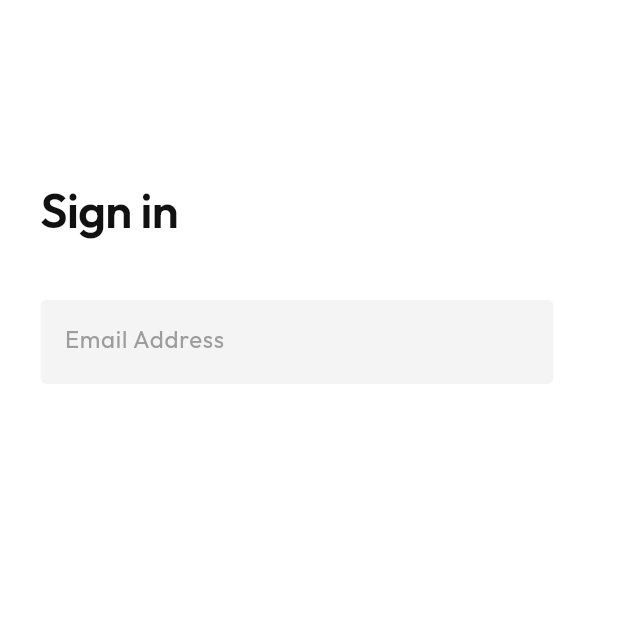
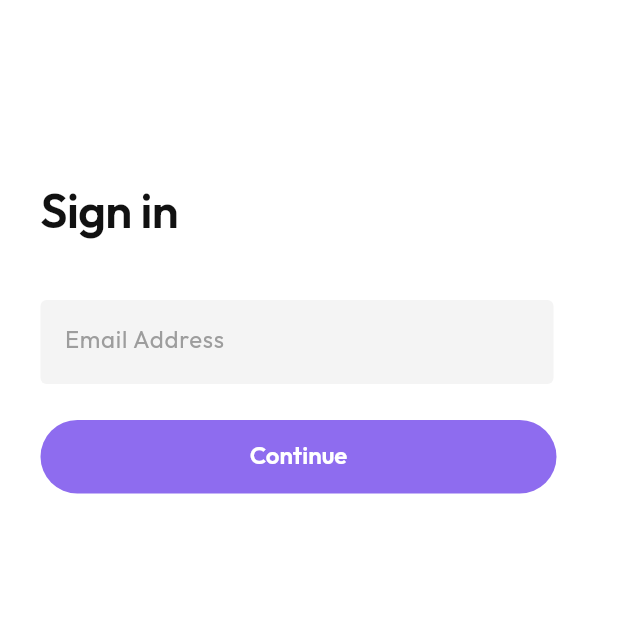
Before and after one commit to kurachix/componentesflutter, a Flutter app: the screen it shows after launch, on a phone screen of 412 x 824 dp, the top half of it. Run offline on Flutter 3.47's test engine with Material 3 defaults, Android fonts, the phone set to English and light mode, and no system bars; our stand-ins replace device_preview, google_fonts.

Commit message:
Add BotaoPadrao widget and integrate it into HomeScreen

```diff
--- a/lib/main.dart
+++ b/lib/main.dart
@@ -4,6 +4,7 @@
 
 import 'widgets/texto_superior.dart';
 import 'widgets/campo_formulario.dart';
+import 'widgets/botao_padrao.dart';
 
 void main() {
   runApp(
@@ -35,7 +36,7 @@
 
   @override
   Widget build(BuildContext context) {
-    return const Scaffold(
+    return Scaffold(
       backgroundColor: Colors.white,
       body: Stack(
         children: [
@@ -45,6 +46,14 @@
             left: 27,
             child: CampoFormulario(hintText: 'Email Address'),
           ),
+          Positioned(
+            top: 280,
+            left: 27,
+            child: BotaoPadrao(
+              text: 'Continue',
+              onPressed: () {},
+            ),
+          ),
         ],
       ),
     );
--- /dev/null
+++ b/lib/widgets/botao_padrao.dart
@@ -0,0 +1,47 @@
+import 'package:flutter/material.dart';
+import 'package:google_fonts/google_fonts.dart';
+
+class BotaoPadrao extends StatelessWidget {
+  const BotaoPadrao({
+    super.key,
+    required this.text,
+    required this.onPressed,
+    this.width = 344,
+    this.height = 49,
+    this.backgroundColor = const Color(0xFF8E6CEF),
+    this.textColor = Colors.white,
+  });
+
+  final String text;
+  final VoidCallback onPressed;
+  final double width;
+  final double height;
+  final Color backgroundColor;
+  final Color textColor;
+
+  @override
+  Widget build(BuildContext context) {
+    return SizedBox(
+      width: width,
+      height: height,
+      child: ElevatedButton(
+        onPressed: onPressed,
+        style: ElevatedButton.styleFrom(
+          backgroundColor: backgroundColor,
+          foregroundColor: textColor,
+          elevation: 0,
+          padding: const EdgeInsets.symmetric(horizontal: 48.6, vertical: 11),
+          shape: RoundedRectangleBorder(
+            borderRadius: BorderRadius.circular(100),
+          ),
+          textStyle: GoogleFonts.outfit(
+            fontSize: 16,
+            fontWeight: FontWeight.w600,
+            height: 1.0,
+          ),
+        ),
+        child: Text(text),
+      ),
+    );
+  }
+}
```
